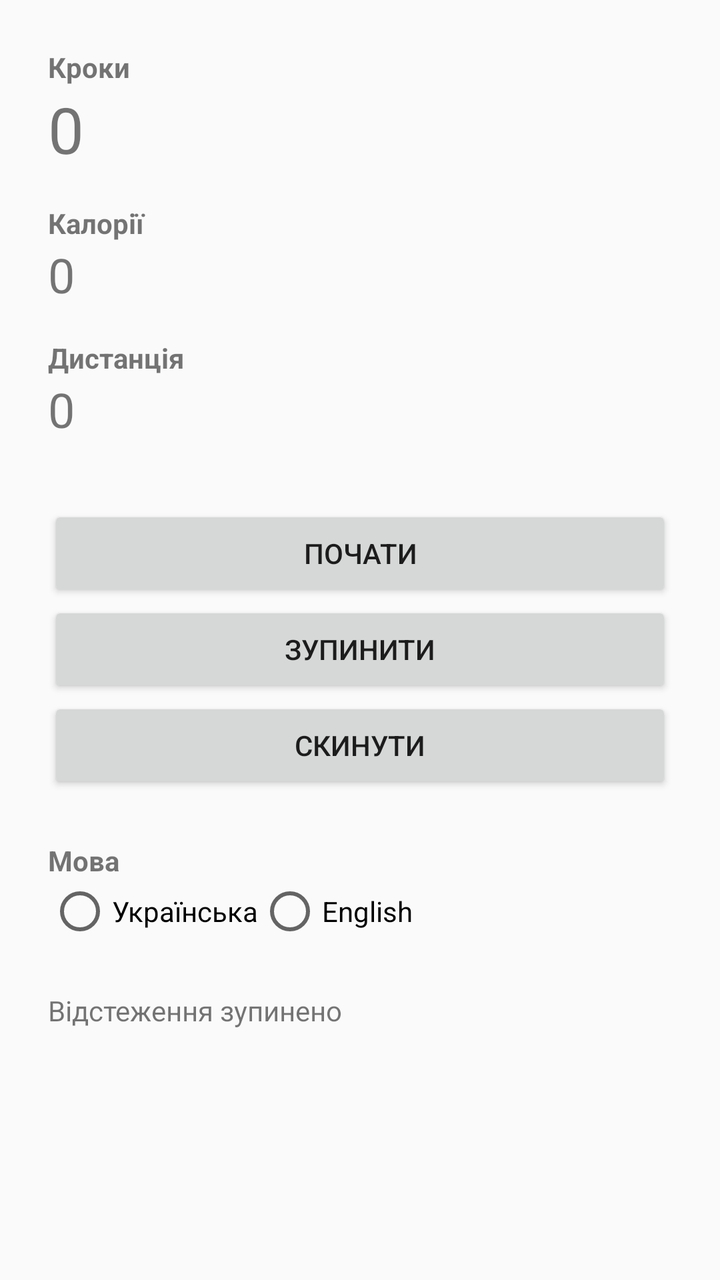
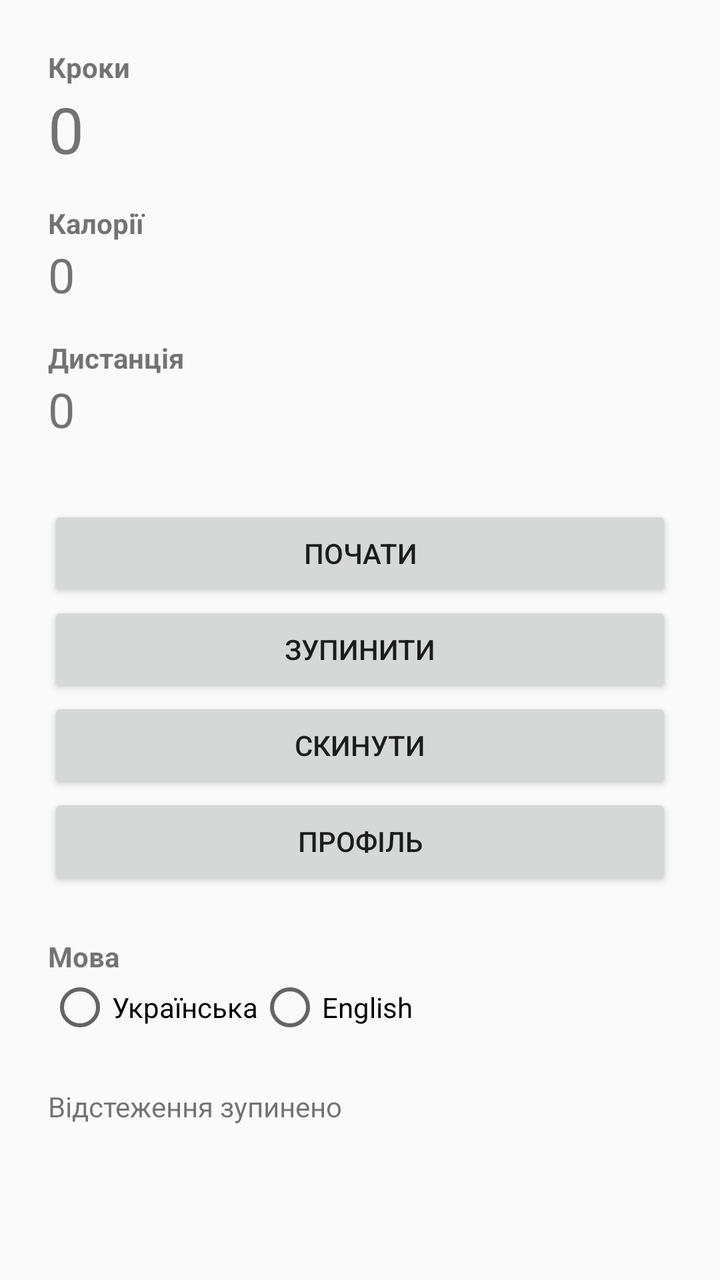

Before-and-after screenshots of an Android layout around one commit, followed by the original layout XML and the change that was made.
<!-- AndroidManifest.xml: application theme Theme.FitTracker -->
<!-- res/layout/activity_main.xml -->
<?xml version="1.0" encoding="utf-8"?>
<ScrollView xmlns:android="http://schemas.android.com/apk/res/android"
    android:layout_width="match_parent"
    android:layout_height="match_parent"
    android:fillViewport="true">

    <LinearLayout
        android:layout_width="match_parent"
        android:layout_height="wrap_content"
        android:orientation="vertical"
        android:padding="24dp">

        <TextView
            android:layout_width="match_parent"
            android:layout_height="wrap_content"
            android:text="@string/steps"
            android:textStyle="bold" />

        <TextView
            android:id="@+id/stepsValue"
            android:layout_width="match_parent"
            android:layout_height="wrap_content"
            android:text="@string/value_placeholder"
            android:textSize="32sp" />

        <TextView
            android:layout_width="match_parent"
            android:layout_height="wrap_content"
            android:layout_marginTop="16dp"
            android:text="@string/calories"
            android:textStyle="bold" />

        <TextView
            android:id="@+id/caloriesValue"
            android:layout_width="match_parent"
            android:layout_height="wrap_content"
            android:text="@string/value_placeholder"
            android:textSize="24sp" />

        <TextView
            android:layout_width="match_parent"
            android:layout_height="wrap_content"
            android:layout_marginTop="16dp"
            android:text="@string/distance"
            android:textStyle="bold" />

        <TextView
            android:id="@+id/distanceValue"
            android:layout_width="match_parent"
            android:layout_height="wrap_content"
            android:text="@string/value_placeholder"
            android:textSize="24sp" />

        <Button
            android:id="@+id/startButton"
            android:layout_width="match_parent"
            android:layout_height="wrap_content"
            android:layout_marginTop="32dp"
            android:text="@string/start" />

        <Button
            android:id="@+id/stopButton"
            android:layout_width="match_parent"
            android:layout_height="wrap_content"
            android:text="@string/stop" />

        <Button
            android:id="@+id/resetButton"
            android:layout_width="match_parent"
            android:layout_height="wrap_content"
            android:text="@string/reset" />

        <TextView
            android:layout_width="match_parent"
            android:layout_height="wrap_content"
            android:layout_marginTop="24dp"
            android:text="@string/language"
            android:textStyle="bold" />

        <RadioGroup
            android:id="@+id/languageGroup"
            android:layout_width="match_parent"
            android:layout_height="wrap_content"
            android:orientation="horizontal">

            <RadioButton
                android:id="@+id/languageUk"
                android:layout_width="wrap_content"
                android:layout_height="wrap_content"
                android:text="@string/language_uk" />

            <RadioButton
                android:id="@+id/languageEn"
                android:layout_width="wrap_content"
                android:layout_height="wrap_content"
                android:text="@string/language_en" />
        </RadioGroup>

        <TextView
            android:id="@+id/statusText"
            android:layout_width="match_parent"
            android:layout_height="wrap_content"
            android:layout_marginTop="24dp"
            android:text="@string/tracking_stopped" />
    </LinearLayout>
</ScrollView>
<!-- resources referenced by this layout -->
<resources>
  <string name="calories">Калорії</string>
  <string name="distance">Дистанція</string>
  <string name="language">Мова</string>
  <string name="language_en">English</string>
  <string name="language_uk">Українська</string>
  <string name="reset">Скинути</string>
  <string name="start">Почати</string>
  <string name="steps">Кроки</string>
  <string name="stop">Зупинити</string>
  <string name="tracking_stopped">Відстеження зупинено</string>
  <string name="value_placeholder">0</string>
  <style name="Theme.FitTracker" parent="Theme.AppCompat.Light.NoActionBar" />
</resources>

<!-- the commit's change to res/layout/activity_main.xml (unified diff, before → after) -->
@@ -70,6 +70,12 @@
             android:layout_height="wrap_content"
             android:text="@string/reset" />
 
+        <Button
+            android:id="@+id/profileButton"
+            android:layout_width="match_parent"
+            android:layout_height="wrap_content"
+            android:text="@string/profile" />
+
         <TextView
             android:layout_width="match_parent"
             android:layout_height="wrap_content"
<!-- resource entries referenced after the edit -->
@@ -5,6 +5,7 @@
   <string name="language">Мова</string>
   <string name="language_en">English</string>
   <string name="language_uk">Українська</string>
+  <string name="profile">Профіль</string>
   <string name="reset">Скинути</string>
   <string name="start">Почати</string>
   <string name="steps">Кроки</string>
